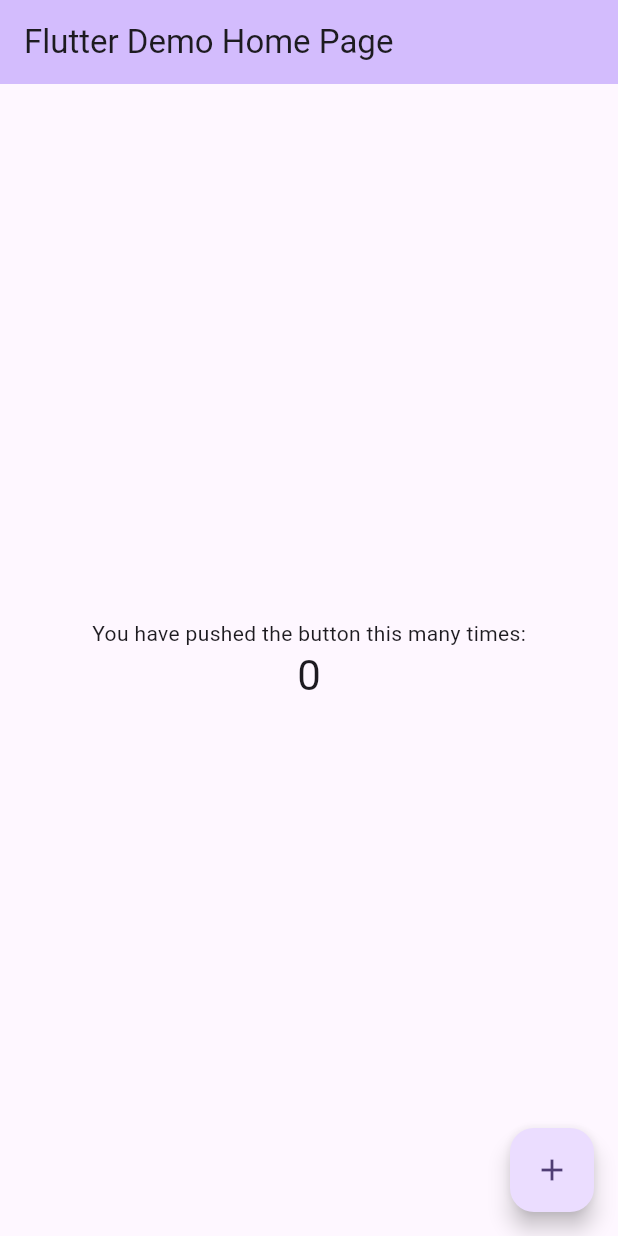
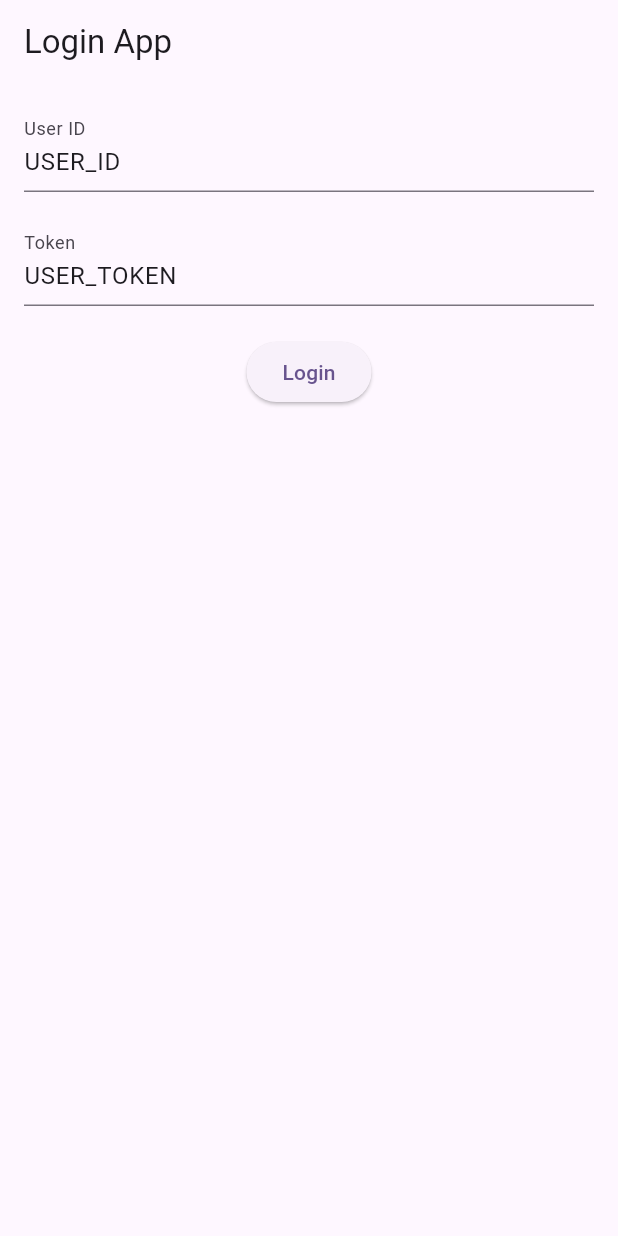
Before and after one commit to ycj3/agora-chat-push-demo-flutter, a Flutter app: the screen it shows after launch, on a phone screen of 412 x 824 dp. Run offline on Flutter 3.47's test engine with Material 3 defaults, Android fonts, the phone set to English and light mode, and no system bars; our stand-ins replace firebase_core, firebase_messaging, fluttertoast; missing offline and left inert: agora_chat_sdk; accounts and stored records are empty; generated files the repository leaves out were written again; statements that could not run were skipped.

```diff
--- /dev/null
+++ b/lib/consts.dart
@@ -0,0 +1,6 @@
+class AgoraChatConfig {
+  static const String appKey = 'APP_KEY';
+  static const String fcmSenderID = 'FCM_SENDER_ID';
+  static const String userId = 'USER_ID';
+  static const String userToken = 'USER_TOKEN';
+}
--- a/lib/main.dart
+++ b/lib/main.dart
@@ -1,125 +1,27 @@
 import 'package:flutter/material.dart';
+import 'notifications/push_manager.dart';
+import 'page/login_page.dart';
 
-void main() {
+void main() async {
+  WidgetsFlutterBinding.ensureInitialized();
+
+  await PushManager.initialize();
+
   runApp(const MyApp());
 }
 
 class MyApp extends StatelessWidget {
   const MyApp({super.key});
 
-  // This widget is the root of your application.
   @override
   Widget build(BuildContext context) {
     return MaterialApp(
       title: 'Flutter Demo',
       theme: ThemeData(
-        // This is the theme of your application.
-        //
-        // TRY THIS: Try running your application with "flutter run". You'll see
-        // the application has a purple toolbar. Then, without quitting the app,
-        // try changing the seedColor in the colorScheme below to Colors.green
-        // and then invoke "hot reload" (save your changes or press the "hot
-        // reload" button in a Flutter-supported IDE, or press "r" if you used
-        // the command line to start the app).
-        //
-        // Notice that the counter didn't reset back to zero; the application
-        // state is not lost during the reload. To reset the state, use hot
-        // restart instead.
-        //
-        // This works for code too, not just values: Most code changes can be
-        // tested with just a hot reload.
         colorScheme: ColorScheme.fromSeed(seedColor: Colors.deepPurple),
         useMaterial3: true,
       ),
-      home: const MyHomePage(title: 'Flutter Demo Home Page'),
+      home: const LoginPage(),
     );
   }
 }
-
-class MyHomePage extends StatefulWidget {
-  const MyHomePage({super.key, required this.title});
-
-  // This widget is the home page of your application. It is stateful, meaning
-  // that it has a State object (defined below) that contains fields that affect
-  // how it looks.
-
-  // This class is the configuration for the state. It holds the values (in this
-  // case the title) provided by the parent (in this case the App widget) and
-  // used by the build method of the State. Fields in a Widget subclass are
-  // always marked "final".
-
-  final String title;
-
-  @override
-  State<MyHomePage> createState() => _MyHomePageState();
-}
-
-class _MyHomePageState extends State<MyHomePage> {
-  int _counter = 0;
-
-  void _incrementCounter() {
-    setState(() {
-      // This call to setState tells the Flutter framework that something has
-      // changed in this State, which causes it to rerun the build method below
-      // so that the display can reflect the updated values. If we changed
-      // _counter without calling setState(), then the build method would not be
-      // called again, and so nothing would appear to happen.
-      _counter++;
-    });
-  }
-
-  @override
-  Widget build(BuildContext context) {
-    // This method is rerun every time setState is called, for instance as done
-    // by the _incrementCounter method above.
-    //
-    // The Flutter framework has been optimized to make rerunning build methods
-    // fast, so that you can just rebuild anything that needs updating rather
-    // than having to individually change instances of widgets.
-    return Scaffold(
-      appBar: AppBar(
-        // TRY THIS: Try changing the color here to a specific color (to
-        // Colors.amber, perhaps?) and trigger a hot reload to see the AppBar
-        // change color while the other colors stay the same.
-        backgroundColor: Theme.of(context).colorScheme.inversePrimary,
-        // Here we take the value from the MyHomePage object that was created by
-        // the App.build method, and use it to set our appbar title.
-        title: Text(widget.title),
-      ),
-      body: Center(
-        // Center is a layout widget. It takes a single child and positions it
-        // in the middle of the parent.
-        child: Column(
-          // Column is also a layout widget. It takes a list of children and
-          // arranges them vertically. By default, it sizes itself to fit its
-          // children horizontally, and tries to be as tall as its parent.
-          //
-          // Column has various properties to control how it sizes itself and
-          // how it positions its children. Here we use mainAxisAlignment to
-          // center the children vertically; the main axis here is the vertical
-          // axis because Columns are vertical (the cross axis would be
-          // horizontal).
-          //
-          // TRY THIS: Invoke "debug painting" (choose the "Toggle Debug Paint"
-          // action in the IDE, or press "p" in the console), to see the
-          // wireframe for each widget.
-          mainAxisAlignment: MainAxisAlignment.center,
-          children: <Widget>[
-            const Text(
-              'You have pushed the button this many times:',
-            ),
-            Text(
-              '$_counter',
-              style: Theme.of(context).textTheme.headlineMedium,
-            ),
-          ],
-        ),
-      ),
-      floatingActionButton: FloatingActionButton(
-        onPressed: _incrementCounter,
-        tooltip: 'Increment',
-        child: const Icon(Icons.add),
-      ), // This trailing comma makes auto-formatting nicer for build methods.
-    );
-  }
-}
--- /dev/null
+++ b/lib/page/login_page.dart
@@ -0,0 +1,87 @@
+import 'package:agora_chat_sdk/agora_chat_sdk.dart';
+import 'package:flutter/foundation.dart';
+import 'package:flutter/material.dart';
+import 'package:fluttertoast/fluttertoast.dart';
+import 'package:push_demo/consts.dart';
+import 'package:push_demo/notifications/push_manager.dart';
+
+class LoginPage extends StatefulWidget {
+  const LoginPage({super.key});
+
+  @override
+  State<LoginPage> createState() => _LoginPageState();
+}
+
+class _LoginPageState extends State<LoginPage> {
+  final TextEditingController _userIdController =
+      TextEditingController(text: AgoraChatConfig.userId);
+  final TextEditingController _tokenController =
+      TextEditingController(text: AgoraChatConfig.userToken);
+
+  void _login() async {
+    String userId = _userIdController.text;
+    String token = _tokenController.text;
+
+    final isGranted = await PushManager.requestPermission();
+    if (isGranted) {
+      /// initialize Chat SDK
+      ChatOptions options = ChatOptions(
+          appKey: AgoraChatConfig.appKey, autoLogin: false, debugModel: true);
+      options.enableFCM(AgoraChatConfig.fcmSenderID);
+      await ChatClient.getInstance.init(options);
+
+      /// connect to Chat Server
+      try {
+        await ChatClient.getInstance.loginWithAgoraToken(
+          userId,
+          token,
+        );
+      } catch (e) {
+        if (kDebugMode) {
+          print('login failed : $e');
+        }
+      }
+    } else {
+      Fluttertoast.showToast(
+        msg: 'The permission was not granted regarding push notifications.',
+        gravity: ToastGravity.CENTER,
+        toastLength: Toast.LENGTH_LONG,
+      );
+    }
+  }
+
+  @override
+  Widget build(BuildContext context) {
+    return Scaffold(
+      appBar: AppBar(
+        title: const Text('Login App'),
+      ),
+      body: Padding(
+        padding: const EdgeInsets.all(16.0),
+        child: Column(
+          mainAxisAlignment: MainAxisAlignment.start,
+          children: <Widget>[
+            TextField(
+              controller: _userIdController,
+              decoration: const InputDecoration(
+                labelText: 'User ID',
+              ),
+            ),
+            const SizedBox(height: 20),
+            TextField(
+              controller: _tokenController,
+              decoration: const InputDecoration(
+                labelText: 'Token',
+              ),
+            ),
+            const SizedBox(height: 20),
+            ElevatedButton(
+              onPressed: _login,
+              child: const Text('Login'),
+            ),
+          ],
+        ),
+      ),
+    );
+  }
+}
--- a/pubspec.yaml
+++ b/pubspec.yaml
@@ -35,6 +35,10 @@ dependencies:
   # The following adds the Cupertino Icons font to your application.
   # Use with the CupertinoIcons class for iOS style icons.
   cupertino_icons: ^1.0.6
+  agora_chat_sdk: ^1.2.0
+  firebase_core: ^3.1.1
+  firebase_messaging: ^15.0.2
+  fluttertoast: ^8.2.6
 
 dev_dependencies:
   flutter_test:
```
Also changed, not shown: lib/notifications/push_manager.dart (added, +71 -0 lines), pubspec.lock, 3 other files.
